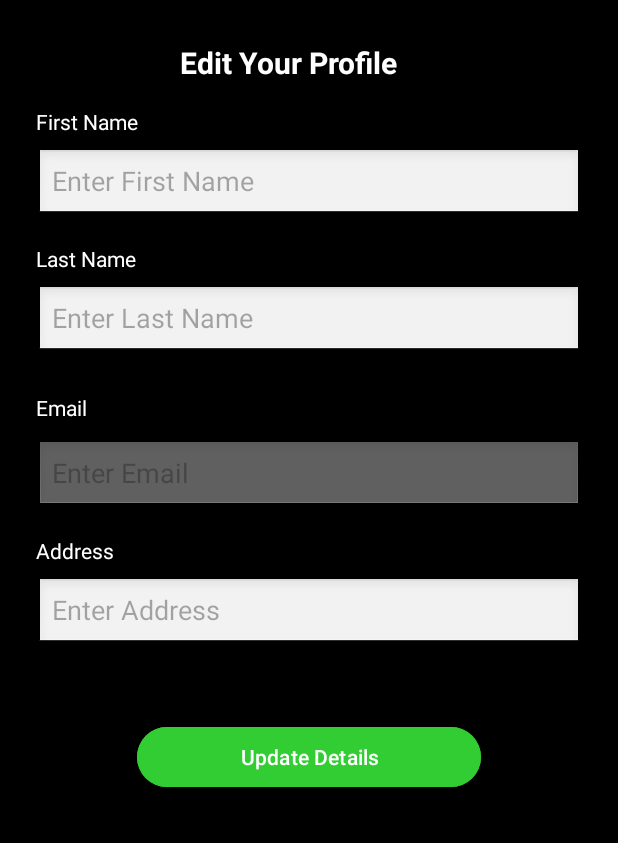
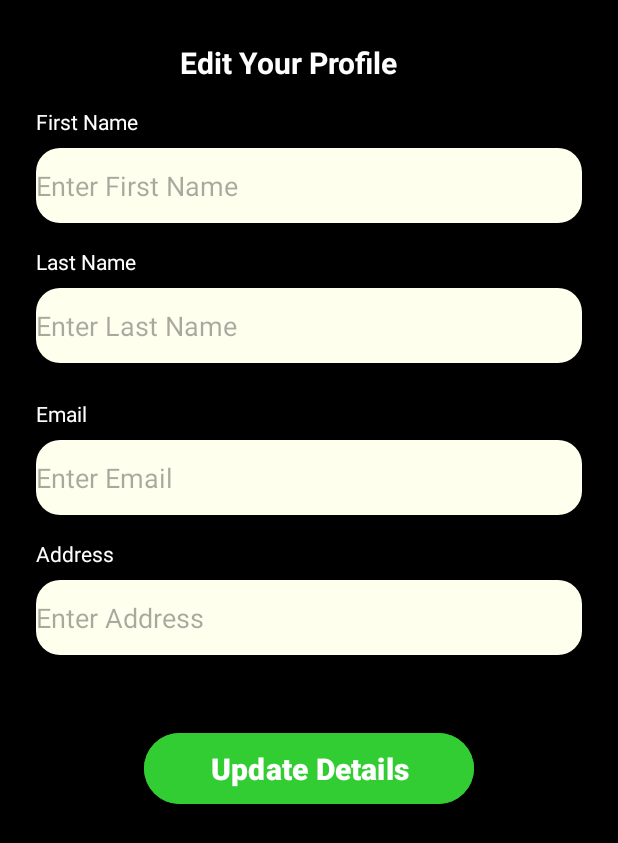
Before and after one commit to Baralsurekha/Task-management, an Android app: the Editprofile screen opened directly, with no data from a screen before it, on a phone screen of 412 x 824 dp. Shown: the top 843 px of the screen. Run offline under Robolectric (Android 15) with nearby library versions, the phone set to English and light mode, and no system bars; our stand-ins replace Firebase (no records; nobody signed in at launch, a user with empty details on screens opened directly).

Commit message:
Updated UI for edit profile

```diff
--- a/app/src/main/res/layout/activity_editprofile.xml
+++ b/app/src/main/res/layout/activity_editprofile.xml
@@ -44,11 +44,11 @@
         <EditText
             android:id="@+id/editFirstName"
             android:layout_width="0dp"
-            android:layout_height="wrap_content"
+            android:layout_height="50dp"
             android:layout_marginTop="8dp"
-            android:background="@android:drawable/edit_text"
+            android:background="@drawable/background_task"
             android:hint="Enter First Name"
-            android:textColor="#FFFFFF"
+            android:textColor="@color/black"
             app:layout_constraintTop_toBottomOf="@id/firstNameLabel"
             app:layout_constraintStart_toStartOf="parent"
             app:layout_constraintEnd_toEndOf="parent" />
@@ -68,11 +68,11 @@
         <EditText
             android:id="@+id/editLastName"
             android:layout_width="0dp"
-            android:layout_height="wrap_content"
+            android:layout_height="50dp"
             android:layout_marginTop="8dp"
-            android:background="@android:drawable/edit_text"
+            android:background="@drawable/background_task"
             android:hint="Enter Last Name"
-            android:textColor="#FFFFFF"
+            android:textColor="@color/black"
             app:layout_constraintTop_toBottomOf="@id/lastNameLabel"
             app:layout_constraintStart_toStartOf="parent"
             app:layout_constraintEnd_toEndOf="parent" />
@@ -92,13 +92,13 @@
         <EditText
             android:id="@+id/editEmail"
             android:layout_width="0dp"
-            android:layout_height="wrap_content"
-            android:layout_marginTop="12dp"
-            android:background="@android:drawable/edit_text"
+            android:layout_height="50dp"
+            android:layout_marginTop="8dp"
+            android:background="@drawable/background_task"
             android:hint="Enter Email"
             android:enabled="false"
             android:focusable="false"
-            android:textColor="#FFFFFF"
+            android:textColor="@color/black"
             app:layout_constraintTop_toBottomOf="@id/emailLabel"
             app:layout_constraintStart_toStartOf="parent"
             app:layout_constraintEnd_toEndOf="parent" />
@@ -118,11 +118,11 @@
         <EditText
             android:id="@+id/editAddress"
             android:layout_width="0dp"
-            android:layout_height="wrap_content"
+            android:layout_height="50dp"
             android:layout_marginTop="8dp"
-            android:background="@android:drawable/edit_text"
+            android:background="@drawable/background_task"
             android:hint="Enter Address"
-            android:textColor="#FFFFFF"
+            android:textColor="@color/black"
             app:layout_constraintTop_toBottomOf="@id/addressLabel"
             app:layout_constraintStart_toStartOf="parent"
             app:layout_constraintEnd_toEndOf="parent" />
@@ -130,16 +130,18 @@
         <!-- Save Button -->
         <Button
             android:id="@+id/btnSaveProfile"
-            android:layout_width="229dp"
-            android:layout_height="48dp"
+            android:layout_width="220dp"
+            android:layout_height="55dp"
             android:layout_marginTop="48dp"
             android:backgroundTint="#32CD32"
             android:text="Update Details"
             android:textAllCaps="false"
             android:textColor="#FFFFFF"
-            app:layout_constraintTop_toBottomOf="@id/editAddress"
+            android:textSize="20sp"
+            android:textStyle="bold"
+            app:layout_constraintEnd_toEndOf="parent"
             app:layout_constraintStart_toStartOf="parent"
-            app:layout_constraintEnd_toEndOf="parent" />
+            app:layout_constraintTop_toBottomOf="@id/editAddress" />
 
     </androidx.constraintlayout.widget.ConstraintLayout>
 </ScrollView>
--- a/app/src/main/res/layout/activity_userdetails.xml
+++ b/app/src/main/res/layout/activity_userdetails.xml
@@ -161,13 +161,13 @@
             android:id="@+id/btnUpdateDetails"
             android:layout_width="248dp"
             android:layout_height="61dp"
-            android:layout_marginTop="64dp"
+            android:layout_marginTop="60dp"
             android:backgroundTint="#32CD32"
-            android:padding="14dp"
+            android:padding="1dp"
             android:text="Change Password"
             android:textAllCaps="false"
             android:textColor="#FFFFFF"
-            android:textSize="23sp"
+            android:textSize="25sp"
             app:layout_constraintEnd_toEndOf="parent"
             app:layout_constraintHorizontal_bias="0.339"
             app:layout_constraintStart_toStartOf="parent"
@@ -178,11 +178,11 @@
             android:layout_width="156dp"
             android:layout_height="60dp"
             android:layout_marginTop="44dp"
-            android:padding="14dp"
+            android:padding="1dp"
             android:text="Log Out"
             android:textAllCaps="false"
             android:textColor="#FFFFFF"
-            android:textSize="16sp"
+            android:textSize="20sp"
             app:layout_constraintEnd_toEndOf="parent"
             app:layout_constraintHorizontal_bias="0.4"
             app:layout_constraintStart_toStartOf="parent"
--- a/gradle/libs.versions.toml
+++ b/gradle/libs.versions.toml
@@ -1,5 +1,5 @@
 [versions]
-agp = "8.9.1"
+agp = "8.9.2"
 junit = "4.13.2"
 junitVersion = "1.2.1"
 espressoCore = "3.6.1"
```
